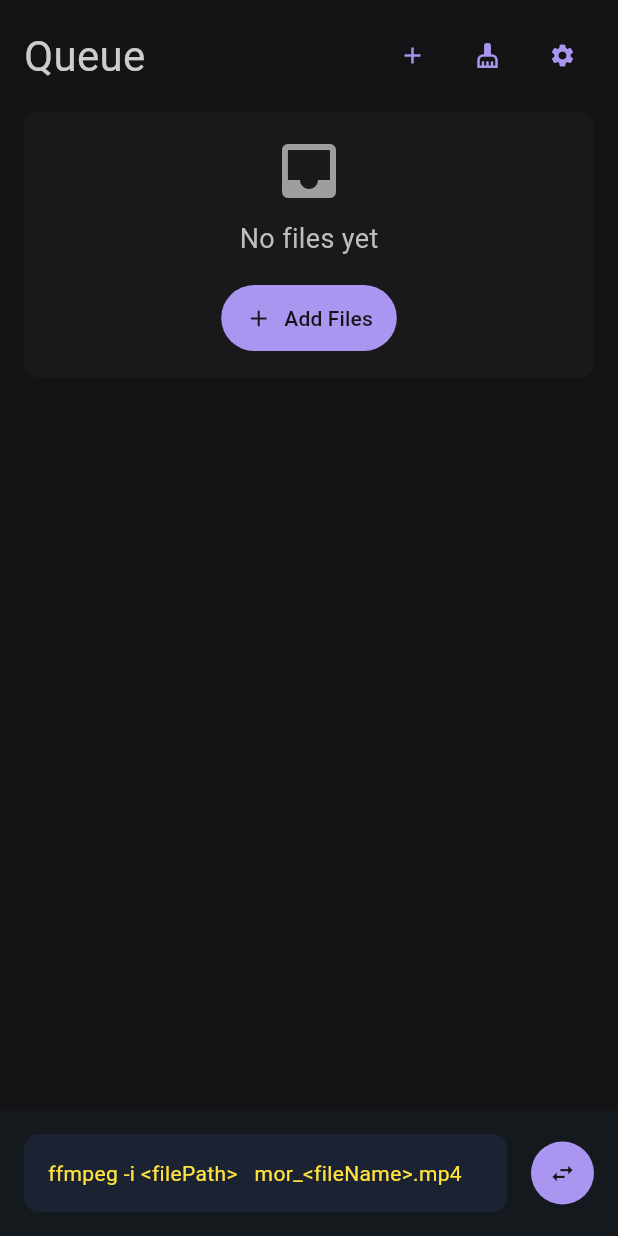
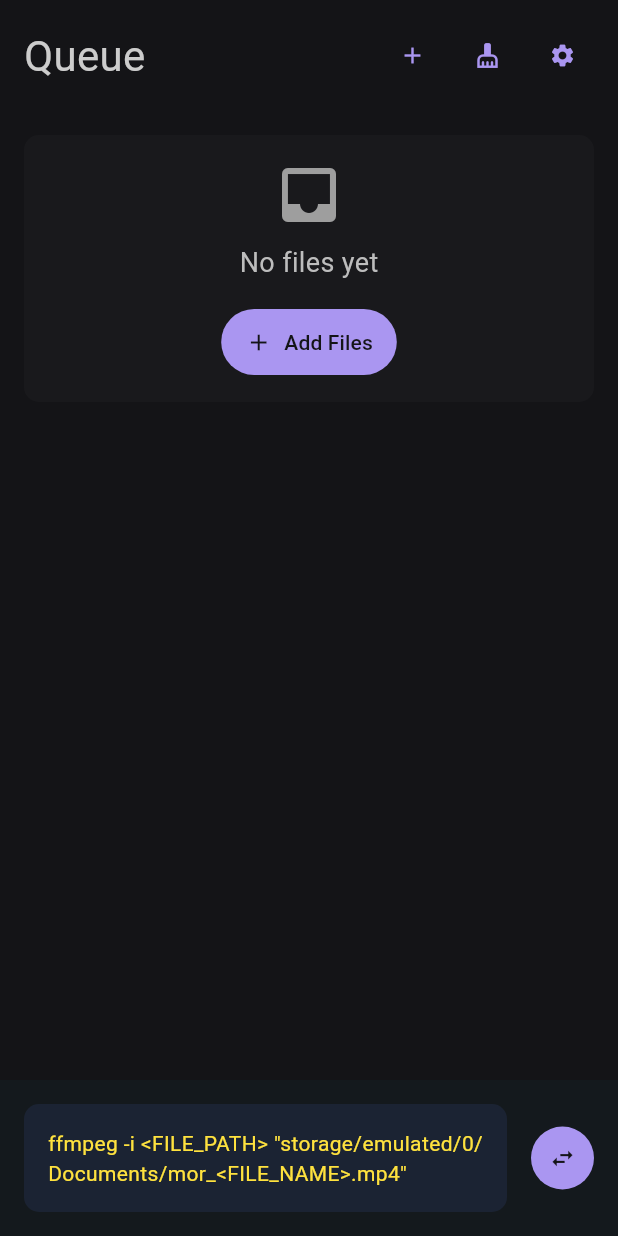
Before and after one commit to rama-o/morfosis, a Flutter app: the screen it shows after launch, on a phone screen of 412 x 824 dp. Run offline on Flutter 3.47's test engine with Material 3 defaults, Android fonts, the phone set to English and light mode, and no system bars; our stand-ins replace file_picker; missing offline and left inert: ffmpeg_kit_flutter_new; project files that could hold a hidden picture were left out.

Commit message:
binding ffmpeg with dart

```diff
--- a/lib/app/morfosis_app.dart
+++ b/lib/app/morfosis_app.dart
@@ -1,4 +1,5 @@
 import 'package:flutter/material.dart';
+import 'package:morfosis/utils/errors_utils.dart';
 import 'package:path/path.dart' as p;
 import 'package:ffmpeg_kit_flutter_new/ffmpeg_kit.dart';
 import 'package:ffmpeg_kit_flutter_new/return_code.dart';
@@ -7,7 +8,7 @@ import '../theme.dart';
 import '../views/queue_view.dart';
 import '../views/settings_view.dart';
 import '../widgets/button_primary.dart';
-import '../state/settings_notifier.dart';
+import '../state/notifier.dart';
 import '../widgets/code_input.dart';
 import '../models/ui_settings.dart';
 import '../utils/command_builder.dart';
@@ -22,7 +23,6 @@ class MorfosisApp extends StatefulWidget {
 class _MorfosisAppState extends State<MorfosisApp> {
   final PageController _pageController = PageController();
   int currentViewIndex = 0;
-  List<String> errors = [];
 
   void navigateTo(int index) {
     setState(() => currentViewIndex = index);
@@ -30,48 +30,63 @@ class _MorfosisAppState extends State<MorfosisApp> {
   }
 
   Future<void> convertFiles() async {
+    clearErrors();
+
     for (final file in filesNotifier.value) {
       final input = file.path;
       final name = p.basenameWithoutExtension(input);
-    final dir = p.dirname(input);
+      // final dir = p.dirname(input);
 
       final output = p.join(
-      dir,
+        'storage',
+        'emulated',
+        '0',
+        'Documents',
         '${settingsNotifier.value.outputPrefix}$name${settingsNotifier.value.outputSuffix}.${settingsNotifier.value.outputFormat}',
       );
 
-    // Only include codec options if not "Keep Original"
-    final videoCodecOption = settingsNotifier.value.videoCodec != 'Keep Original'
+      final videoCodecOption =
+          settingsNotifier.value.videoCodec != 'Keep Original'
           ? ['-c:v', settingsNotifier.value.videoCodec]
           : [];
-    final audioCodecOption = settingsNotifier.value.audioCodec != 'Keep Original'
+      final audioCodecOption =
+          settingsNotifier.value.audioCodec != 'Keep Original'
           ? ['-c:a', settingsNotifier.value.audioCodec]
           : [];
 
-    // Build command as a list to handle spaces in paths
       final commandList = [
-      '-i',
-      input,
+        '-i "${input}"',
         ...videoCodecOption,
         ...audioCodecOption,
-      output,
+        '"${output}"',
       ];
 
-    final command = commandList.map((e) => '"$e"').join(' '); // Quote each arg
+      final command = commandList.join(' ');
 
       print('-------------------- Running command: $command');
 
-    final session = await FFmpegKit.execute(command);
-
+      await FFmpegKit.executeAsync(
+        command,
+        (session) async {
           final returnCode = await session.getReturnCode();
           if (ReturnCode.isSuccess(returnCode)) {
             print('✅ Conversion finished: $output');
           } else {
-      print('❌ Conversion failed for $input, rc = $returnCode');
+            addError('Conversion failed for $input, rc = $returnCode');
+          }
+        },
+        (log) {
+          // Optional: log FFmpeg messages in real-time
+          print(log.getMessage());
+        },
+        (statistics) {
+          // Optional: show progress info
+          // print(
+          //     'Progress: frame=${statistics.getFrame()}, time=${statistics.getTime()}ms');
+        },
+      );
     }
   }
-}
-
 
   @override
   Widget build(BuildContext context) {
@@ -84,8 +99,8 @@ Future<void> convertFiles() async {
             setState(() => currentViewIndex = index);
           },
           children: [
-            QueueView(errors: errors, navigateTo: navigateTo),
-            SettingsView(errors: errors, navigateTo: navigateTo),
+            QueueView(navigateTo: navigateTo),
+            SettingsView(navigateTo: navigateTo),
           ],
         ),
         bottomNavigationBar: SafeArea(
--- a/lib/state/settings_notifier.dart
+++ b/lib/state/notifier.dart
@@ -4,3 +4,4 @@ import '../models/ui_settings.dart';
 
 final ValueNotifier<UiSettings> settingsNotifier = ValueNotifier(UiSettings());
 final ValueNotifier<List<File>> filesNotifier = ValueNotifier([]);
+final ValueNotifier<List<String>> errorsNotifier = ValueNotifier([]);
--- a/lib/utils/command_builder.dart
+++ b/lib/utils/command_builder.dart
@@ -1,18 +1,27 @@
 import '../models/ui_settings.dart';
-import '../state/settings_notifier.dart';
+import '../state/notifier.dart';
+import 'package:path/path.dart' as p;
 
 String buildComando() {
-  String videoCodec = settingsNotifier.value.videoCodec == 'Keep Original'
+  final videoCodec = settingsNotifier.value.videoCodec == 'Keep Original'
       ? ''
       : '-c:v ${settingsNotifier.value.videoCodec}';
-  String audioCodec = settingsNotifier.value.audioCodec == 'Keep Original'
+  final audioCodec = settingsNotifier.value.audioCodec == 'Keep Original'
       ? ''
       : '-c:a ${settingsNotifier.value.audioCodec}';
 
+  final output = p.join(
+    'storage',
+    'emulated',
+    '0',
+    'Documents',
+    '${settingsNotifier.value.outputPrefix}<FILE_NAME>${settingsNotifier.value.outputSuffix}.${settingsNotifier.value.outputFormat}',
+  );
+
   return [
-    'ffmpeg -i <filePath>',
+    'ffmpeg -i <FILE_PATH>',
     videoCodec,
     audioCodec,
-    '${settingsNotifier.value.outputPrefix}<fileName>${settingsNotifier.value.outputSuffix}.${settingsNotifier.value.outputFormat}',
-  ].join(' ');
+    '"${output}"',
+  ].where((e) => e.isNotEmpty).join(' ');
 }
--- a/lib/utils/file_utils.dart
+++ b/lib/utils/file_utils.dart
@@ -1,7 +1,7 @@
 import 'dart:io';
 import 'package:file_picker/file_picker.dart';
 import 'package:path/path.dart' as p;
-import '../state/settings_notifier.dart';
+import '../state/notifier.dart';
 
 void addFile(File file) {
   final updatedFiles = [...filesNotifier.value, file];
@@ -31,7 +31,6 @@ Future<void> pickAudioOrVideo() async {
       'flv',
       'webm',
       'wmv',
-      '3gp',
       'm4v',
       'rm',
       'rmvb',
@@ -41,6 +40,8 @@ Future<void> pickAudioOrVideo() async {
       'ts',
       'f4v',
       'divx',
+      '3gp',
+      '3g2',
 
       'wma',
       'mkv',
--- a/lib/views/queue_view.dart
+++ b/lib/views/queue_view.dart
@@ -2,7 +2,7 @@ import 'dart:io';
 import 'package:flutter/material.dart';
 import '../widgets/empty_list.dart';
 import '../widgets/list_item.dart';
-import '../state/settings_notifier.dart';
+import '../state/notifier.dart';
 import '../widgets/button_secondary.dart';
 import '../theme.dart';
 import '../widgets/section_title.dart';
@@ -10,10 +10,9 @@ import '../utils/file_utils.dart';
 import '../widgets/prompt_output.dart';
 
 class QueueView extends StatelessWidget {
-  final List<String> errors;
   final void Function(int) navigateTo;
 
-  const QueueView({super.key, required this.errors, required this.navigateTo});
+  const QueueView({super.key, required this.navigateTo});
 
   @override
   Widget build(BuildContext context) {
@@ -51,7 +50,16 @@ class QueueView extends StatelessWidget {
               ],
             ),
 
-            if (errors.isNotEmpty) PromptOutput(output: errors),
+            ValueListenableBuilder<List<String>>(
+              valueListenable: errorsNotifier,
+              builder: (context, errors, _) {
+                if (errorsNotifier.value.isEmpty) {
+                return const SizedBox(height: 0);
+                }
+
+                return PromptOutput(output: errorsNotifier.value);
+              },
+            ),
 
             ValueListenableBuilder<List<File>>(
               valueListenable: filesNotifier,
--- a/lib/widgets/list_item.dart
+++ b/lib/widgets/list_item.dart
@@ -1,6 +1,6 @@
 import 'package:flutter/material.dart';
 import '../theme.dart';
-import '../state/settings_notifier.dart';
+import '../state/notifier.dart';
 import 'button_secondary.dart';
 import '../utils/file_utils.dart';
 import 'package:path/path.dart' as p;
--- a/lib/widgets/radio_option.dart
+++ b/lib/widgets/radio_option.dart
@@ -1,6 +1,6 @@
 import 'package:flutter/material.dart';
 import '../theme.dart';
-import '../state/settings_notifier.dart';
+import '../state/notifier.dart';
 import '../models/ui_settings.dart';
 import '../models/format_option.dart';
 
```
Also changed, not shown: lib/utils/codec_mappings.dart (+72 -19 lines), lib/utils/errors_utils.dart (added, +11 -0 lines), lib/views/settings_view.dart (+13 -8 lines). Lines whose indentation alone changed are shown as unchanged.
